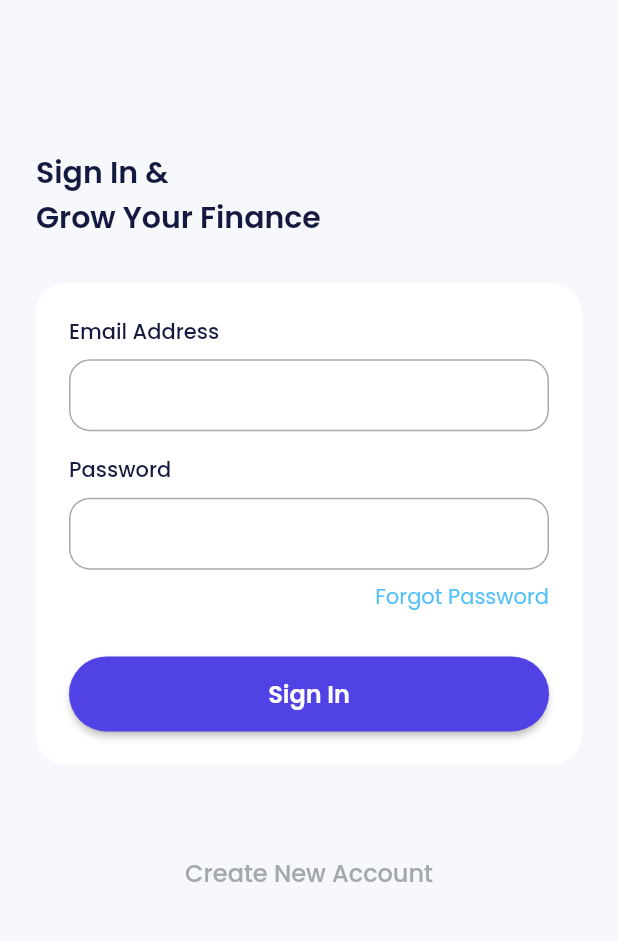
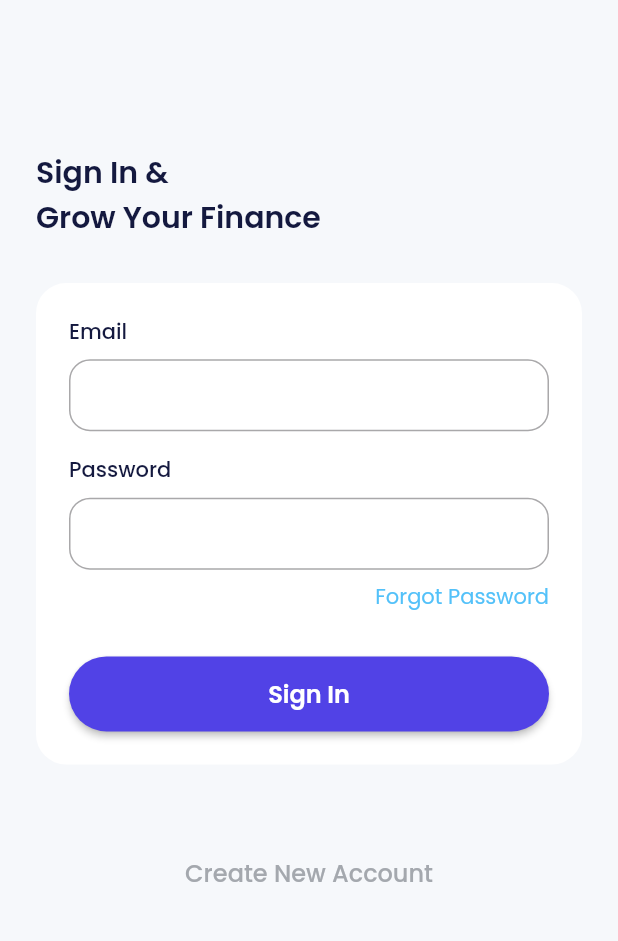
Before and after one commit to CristLoha/bank_sha_2024, a Flutter app: the SignInPage screen opened by its route, on a phone screen of 412 x 824 dp, the part 233-1174 px from its top. Run offline on Flutter 3.47's test engine with Material 3 defaults, Android fonts, the phone set to English and light mode, and no system bars; our stand-ins replace carousel_slider, device_preview, flutter_screenutil, google_fonts.

Commit message:
add custom widget

```diff
--- a/lib/ui/pages/onboarding_page.dart
+++ b/lib/ui/pages/onboarding_page.dart
@@ -1,7 +1,7 @@
 import 'package:bank_sha/shared/box_extension.dart';
 import 'package:bank_sha/shared/img_string.dart';
 import 'package:bank_sha/shared/theme.dart';
-import 'package:bank_sha/ui/widgets/buttons.dart';
+import 'package:bank_sha/ui/widgets/custom_filled_button.dart';
 import 'package:carousel_slider/carousel_slider.dart';
 import 'package:flutter/material.dart';
 
@@ -100,7 +100,6 @@ class _OnboardingPageState extends State<OnboardingPage> {
                           children: [
                             CustomFilledButton(
                               title: 'Get Started',
-                              width: double.infinity,
                               onPressed: () {
                                 carouselC.nextPage();
                               },
--- a/lib/ui/pages/sign_page.dart
+++ b/lib/ui/pages/sign_page.dart
@@ -1,9 +1,13 @@
+// ignore_for_file: public_member_api_docs, sort_constructors_first
+import 'package:flutter/material.dart';
+
 import 'package:bank_sha/shared/box_extension.dart';
 import 'package:bank_sha/shared/img_string.dart';
 import 'package:bank_sha/shared/theme.dart';
-import 'package:flutter/material.dart';
+import 'package:bank_sha/ui/widgets/custom_text_button.dart';
 
-import '../widgets/buttons.dart';
+import '../widgets/custom_filled_button.dart';
+import '../widgets/custom_text_form_field.dart';
 
 class SignInPage extends StatelessWidget {
   const SignInPage({super.key});
@@ -48,50 +52,13 @@ class SignInPage extends StatelessWidget {
             ),
             child: Column(
               children: [
-                ///EMAIL
-                Column(
-                  crossAxisAlignment: CrossAxisAlignment.start,
-                  children: [
-                    Text(
-                      'Email Address',
-                      style: blackTextStyle.copyWith(
-                        fontWeight: medium,
-                      ),
-                    ),
-                    8.heightBox,
-                    TextFormField(
-                      decoration: InputDecoration(
-                        border: OutlineInputBorder(
-                          borderRadius: BorderRadius.circular(14),
-                        ),
-                        contentPadding: const EdgeInsets.all(12),
-                      ),
-                    ),
-                  ],
+                const CustomTextFormField(
+                  title: 'Email',
                 ),
                 16.heightBox,
-
-                ///Password
-                Column(
-                  crossAxisAlignment: CrossAxisAlignment.start,
-                  children: [
-                    Text(
-                      'Password',
-                      style: blackTextStyle.copyWith(
-                        fontWeight: medium,
-                      ),
-                    ),
-                    8.heightBox,
-                    TextFormField(
-                      obscureText: true,
-                      decoration: InputDecoration(
-                        border: OutlineInputBorder(
-                          borderRadius: BorderRadius.circular(14),
-                        ),
-                        contentPadding: const EdgeInsets.all(12),
-                      ),
-                    ),
-                  ],
+                const CustomTextFormField(
+                  title: 'Password',
+                  obscureText: true,
                 ),
                 8.heightBox,
                 Align(
@@ -102,25 +69,18 @@ class SignInPage extends StatelessWidget {
                   ),
                 ),
                 30.heightBox,
-
                 CustomFilledButton(
                   title: 'Sign In',
-                  width: double.infinity,
                   onPressed: () {},
                 ),
               ],
             ),
           ),
           50.heightBox,
-          TextButton(
+          CustomTextButton(
+            title: 'Create New Account',
             onPressed: () {},
-            child: Text(
-              'Create New Account',
-              style: greyTextStyle.copyWith(
-                fontSize: 16,
-              ),
-            ),
-          ),
+          )
         ],
       ),
     );
--- a/lib/ui/widgets/buttons.dart
+++ b/lib/ui/widgets/custom_filled_button.dart
@@ -1,18 +1,17 @@
-// ignore_for_file: public_member_api_docs, sort_constructors_first
 import 'package:flutter/material.dart';
-
 import '../../shared/theme.dart';
 
 class CustomFilledButton extends StatelessWidget {
   final String title;
   final double width;
-
-  final Function() onPressed;
+  final double height;
+  final Function()? onPressed;
   const CustomFilledButton({
     Key? key,
     required this.title,
-    required this.width,
-    required this.onPressed,
+    this.width = double.infinity,
+    this.height = 50,
+    this.onPressed,
   }) : super(key: key);
 
   @override
--- /dev/null
+++ b/lib/ui/widgets/custom_text_button.dart
@@ -0,0 +1,26 @@
+import 'package:flutter/material.dart';
+
+import '../../shared/theme.dart';
+
+class CustomTextButton extends StatelessWidget {
+  final Function()? onPressed;
+  final String title;
+  const CustomTextButton({
+    Key? key,
+    this.onPressed,
+    required this.title,
+  }) : super(key: key);
+
+  @override
+  Widget build(BuildContext context) {
+    return TextButton(
+      onPressed: onPressed,
+      child: Text(
+        title,
+        style: greyTextStyle.copyWith(
+          fontSize: 16,
+        ),
+      ),
+    );
+  }
+}
--- /dev/null
+++ b/lib/ui/widgets/custom_text_form_field.dart
@@ -0,0 +1,38 @@
+import 'package:bank_sha/shared/box_extension.dart';
+import 'package:flutter/material.dart';
+import '../../shared/theme.dart';
+
+class CustomTextFormField extends StatelessWidget {
+  final String title;
+  final bool obscureText;
+  const CustomTextFormField({
+    Key? key,
+    required this.title,
+    this.obscureText = false,
+  }) : super(key: key);
+
+  @override
+  Widget build(BuildContext context) {
+    return Column(
+      crossAxisAlignment: CrossAxisAlignment.start,
+      children: [
+        Text(
+          title,
+          style: blackTextStyle.copyWith(
+            fontWeight: medium,
+          ),
+        ),
+        8.heightBox,
+        TextFormField(
+          obscureText: obscureText,
+          decoration: InputDecoration(
+            border: OutlineInputBorder(
+              borderRadius: BorderRadius.circular(14),
+            ),
+            contentPadding: const EdgeInsets.all(12),
+          ),
+        ),
+      ],
+    );
+  }
+}
```
